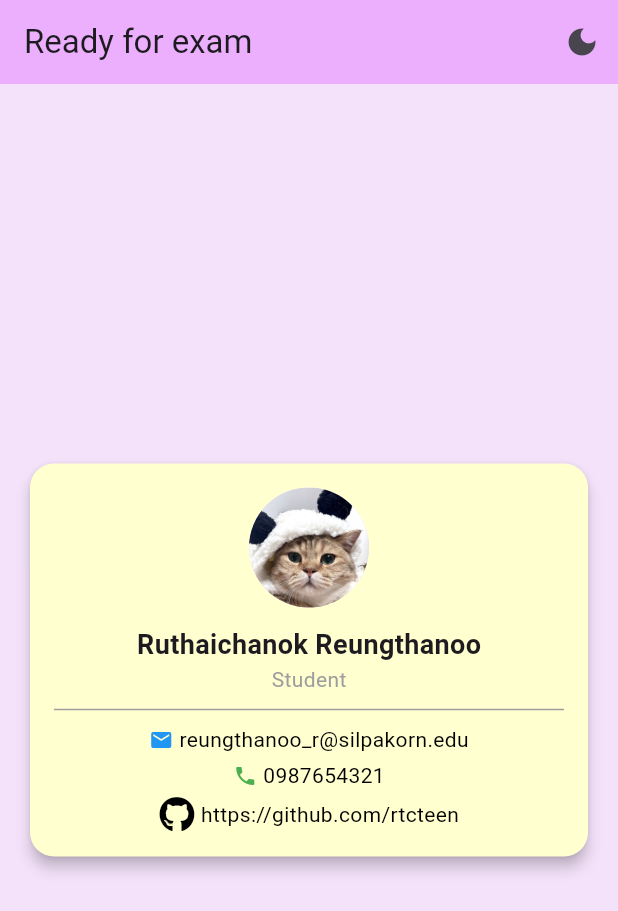
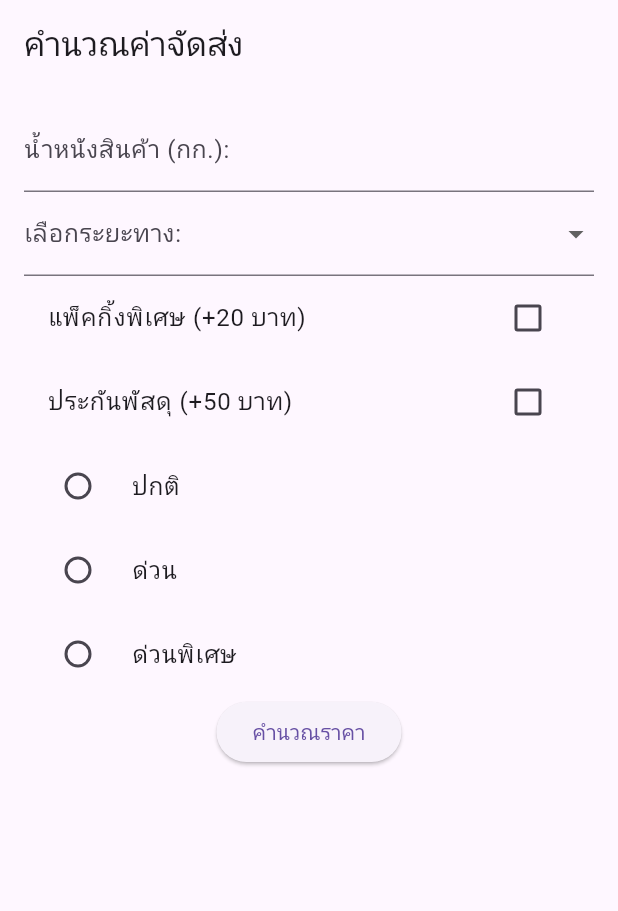
Before and after one commit to rtcteen/final_exam_630710390, a Flutter app: the screen it shows after launch, on a phone screen of 412 x 824 dp. Shown: the top 911 px of the screen. Run offline on Flutter 3.47's test engine with Material 3 defaults, Android fonts, the phone set to English and light mode, and no system bars; our stand-ins replace font_awesome_flutter.

Commit message:
final_exam630710390

```diff
--- /dev/null
+++ b/lib/answer2.dart
@@ -0,0 +1,135 @@
+import 'package:flutter/material.dart';
+
+class Answer2 extends StatefulWidget {
+  const Answer2({super.key});
+
+  @override
+  // ignore: library_private_types_in_public_api
+  _Answer2State createState() => _Answer2State();
+}
+
+class _Answer2State extends State<Answer2> {
+  final _formKey = GlobalKey<FormState>();  // ใช้ GlobalKey เพื่อตรวจสอบสถานะของฟอร์ม
+  final TextEditingController _weightController = TextEditingController();
+  String? _time;
+  String? _selectedWhere;
+  bool _isChecked = false;
+
+  @override
+  Widget build(BuildContext context) {
+    return Scaffold(
+      appBar: AppBar(title: Text('คำนวณค่าจัดส่ง')),  // แสดงแถบหัวข้อ
+      body: Padding(
+        padding: const EdgeInsets.all(16.0),  // กำหนดระยะห่างรอบๆ ฟอร์ม
+        child: Form(
+          key: _formKey,  // กำหนด key ให้ฟอร์ม
+          child: Column(
+            crossAxisAlignment: CrossAxisAlignment.start,  // จัดเรียงเนื้อหาไปทางซ้าย
+            children: [
+              TextFormField(
+                controller: _weightController,  // ผูกค่ากับตัวแปร _nameController
+                decoration: InputDecoration(labelText: 'น้ำหนังสินค้า (กก.):'),  // กำหนดป้ายกำกับ
+                validator: (value) {  // ตรวจสอบค่าก่อน submit
+                  if (value == null || value.isEmpty) {
+                    return 'โปรดกรอกน้ำหนังสินค้า';  // แจ้งเตือนหากเว้นว่าง
+                  }
+                  return null;
+                },
+              ),
+              DropdownButtonFormField<String>(
+                decoration: InputDecoration(labelText: 'เลือกระยะทาง:'),  // ป้ายกำกับ
+                value: _selectedWhere,  // ค่าที่เลือก
+                items: ['ในเมือง', 'ต่างจังหวัด', 'ต่างประเทศ']  // รายการจังหวัด
+                    .map((province) => DropdownMenuItem(
+                          value: province,
+                          child: Text(province),
+                        ))
+                    .toList(),
+                onChanged: (value) {
+                  setState(() {
+                    _selectedWhere = value;  // อัพเดตค่าที่เลือก
+                  });
+                },
+                validator: (value) => value == null ? 'โปรดเลือกระยะทาง' : null,  // ตรวจสอบว่ามีการเลือกหรือไม่
+              ),
+              // Checkbox สำหรับยอมรับเงื่อนไข
+              CheckboxListTile(
+                title: Text('แพ็คกิ้งพิเศษ (+20 บาท)'),  // ข้อความเงื่อนไข
+                value: _isChecked,  // ค่าที่เลือก
+                onChanged: (value) {
+                  setState(() {
+                    _isChecked = value!;  // อัพเดตค่าตามที่เลือก
+                  });
+                },
+              ),
+              CheckboxListTile(
+                title: Text('ประกันพัสดุ (+50 บาท)'),  // ข้อความเงื่อนไข
+                value: _isChecked,  // ค่าที่เลือก
+                onChanged: (value) {
+                  setState(() {
+                    _isChecked = value!;  // อัพเดตค่าตามที่เลือก
+                  });
+                },
+              ),
+              // (Radio Button)
+              Column(
+                children: [
+                  Expanded(
+                    child: RadioListTile(
+                      title: Text('ปกติ'),  // ตัวเลือก "Male"
+                      value: 'ปกติ',  // กำหนดค่าเมื่อเลือก
+                      groupValue: _time,  // เชื่อมค่ากับตัวแปร _gender
+                      onChanged: (value) {
+                        setState(() {
+                          _time = value.toString();  // อัพเดตค่าที่เลือก
+                        });
+                      },
+                    ),
+                  ),
+                  Expanded(
+                    child: RadioListTile(
+                      title: Text('ด่วน'),  // ตัวเลือก "Female"
+                      value: 'ด่วน',  // กำหนดค่าเมื่อเลือก
+                      groupValue: _time,  // เชื่อมค่ากับตัวแปร _gender
+                      onChanged: (value) {
+                        setState(() {
+                          _time = value.toString();  // อัพเดตค่าที่เลือก
+                        });
+                      },
+                    ),
+                  ),
+                  Expanded(
+                    child: RadioListTile(
+                      title: Text('ด่วนพิเศษ'),  // ตัวเลือก "Female"
+                      value: 'ด่วนพิเศษ',  // กำหนดค่าเมื่อเลือก
+                      groupValue: _time,  // เชื่อมค่ากับตัวแปร _gender
+                      onChanged: (value) {
+                        setState(() {
+                          _time = value.toString();  // อัพเดตค่าที่เลือก
+                        });
+                      },
+                    ),
+                  ),
+                ],
+              ),
+
+              // ปุ่ม Submit
+              Center(
+                child: ElevatedButton(
+                  onPressed: () {
+                    // ตรวจสอบว่าฟอร์มถูกต้องและ Checkbox ถูกเลือกหรือไม่
+                    if (_formKey.currentState!.validate() && _isChecked) {
+                      // ignore: avoid_print
+                      print('Form Submitted');  // แสดงข้อความเมื่อกดส่ง
+                    }
+                  },
+                  child: Text('คำนวณราคา'),  // ข้อความบนปุ่ม
+                ),
+              ),
+            ],
+          ),
+        ),
+      ),
+    );
+  }
+}
--- a/lib/main.dart
+++ b/lib/main.dart
@@ -1,4 +1,32 @@
-import 'package:final_exam_630710390/home_page.dart';
+//import 'package:final_exam_630710390/answer1.dart';
+import 'package:final_exam_630710390/answer2.dart';
+//import 'package:final_exam_630710390/ready_for_exam/home_page.dart';
+import 'package:flutter/material.dart';
+
+
+void main() {
+  runApp(const MyApp());
+}
+
+class MyApp extends StatelessWidget {
+  const MyApp({super.key});
+
+  @override
+  Widget build(BuildContext context) {
+    return MaterialApp(
+      debugShowCheckedModeBanner: false,
+      title: 'final',
+      theme: ThemeData(
+        primarySwatch: Colors.purple,
+      ),
+      home: Answer2()
+    );
+  }
+}
+
+
+/*
+import 'package:final_exam_630710390/ready_for_exam/home_page.dart';
 import 'package:flutter/material.dart';
 
 void main() {
@@ -39,6 +67,7 @@ class _MyAppState extends State<MyApp> {
     );
   }
 }
+*/
 
 class MyHomePage extends StatefulWidget {
   const MyHomePage({super.key, required this.title});
```
Also changed, not shown: lib/answer1.dart (added, +120 -0 lines), lib/ready_for_exam/home_page.dart (renamed from lib/home_page.dart), lib/ready_for_exam/profile.dart (renamed from lib/profile.dart).
